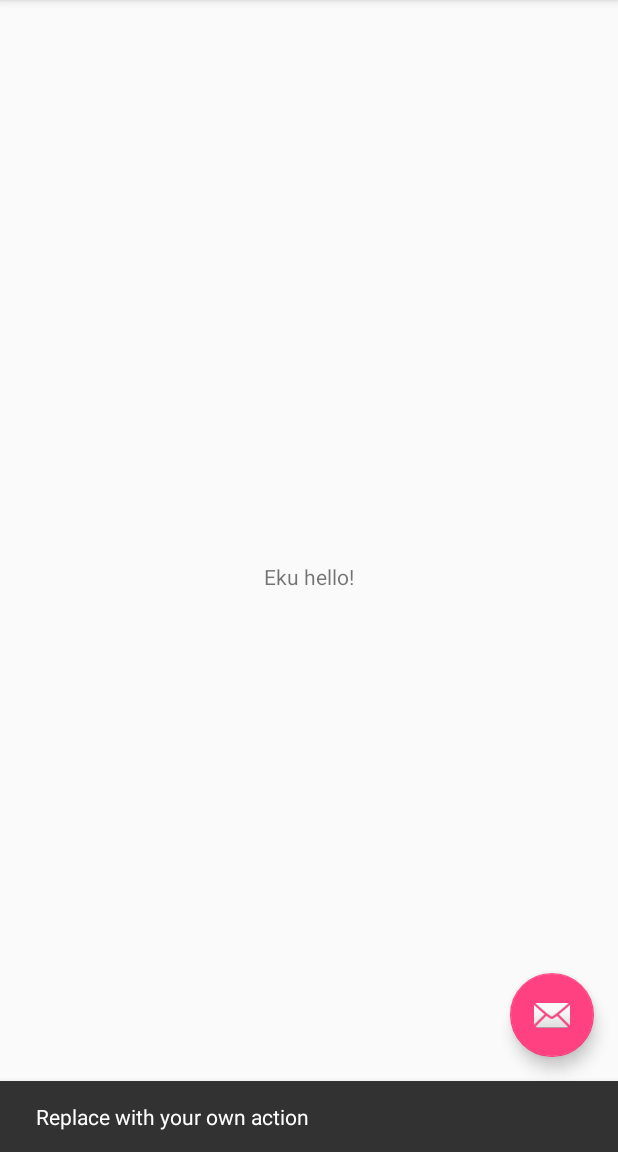
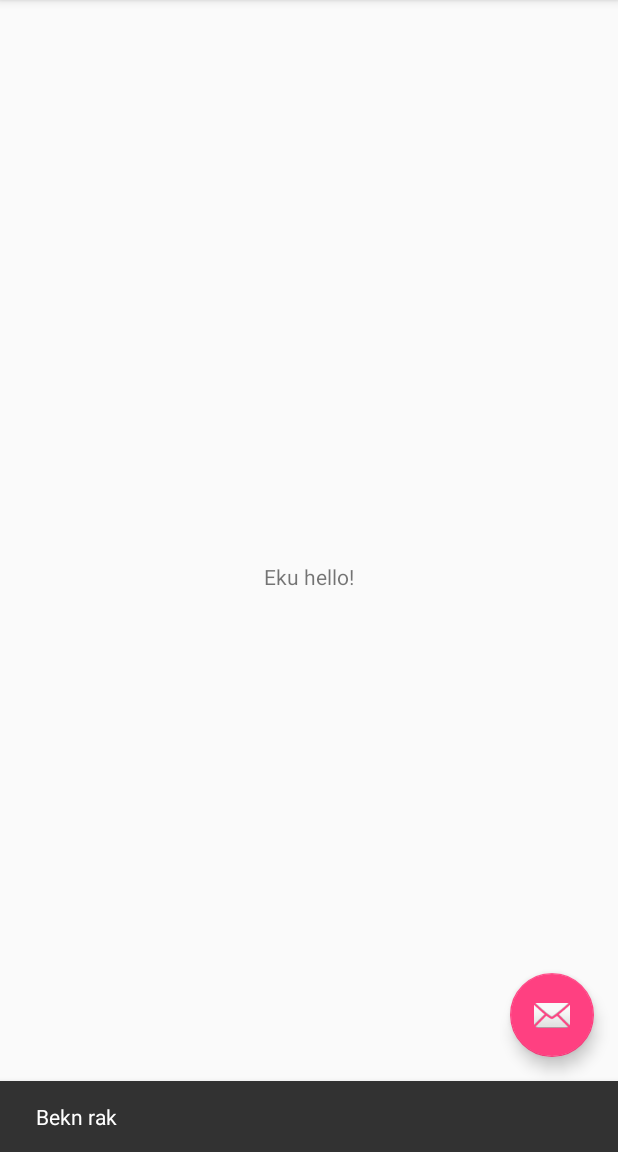
Before and after one commit to zerephe/ProjectMassenger, an Android app: the screen it shows after launch (MainActivity), after a tap on an icon or button, on a phone screen of 412 x 824 dp, the part 84-1236 px from its top. Run offline under Robolectric (Android 15) with nearby library versions, the phone set to English and light mode, and no system bars.

Commit message:
sec commit

```diff
--- a/app/src/main/java/eku/bekn/projectmessanger/MainActivity.java
+++ b/app/src/main/java/eku/bekn/projectmessanger/MainActivity.java
@@ -27,7 +27,7 @@ public class MainActivity extends AppCompatActivity
         fab.setOnClickListener(new View.OnClickListener() {
             @Override
             public void onClick(View view) {
-                Snackbar.make(view, "Replace with your own action", Snackbar.LENGTH_LONG)
+                Snackbar.make(view, "Bekn rak", Snackbar.LENGTH_LONG)
                         .setAction("Action", null).show();
             }
         });
```
